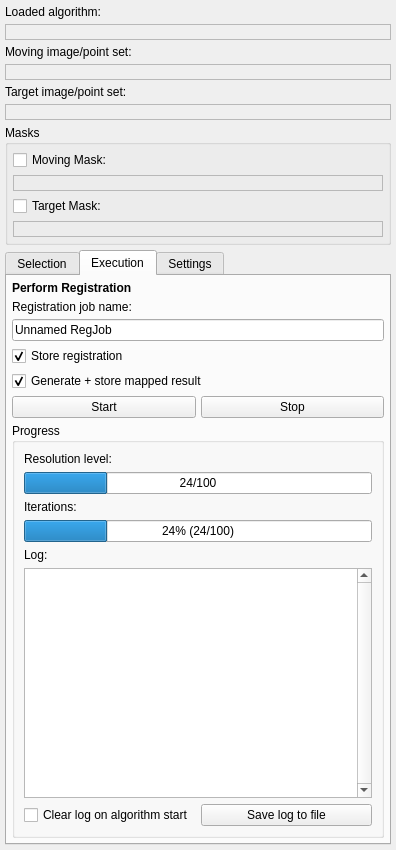
Qt form Plugins/org.mitk.gui.qt.matchpoint.algorithm.control/src/internal/QmitkMatchPointControls.ui (MITK/MITK) before a commit.
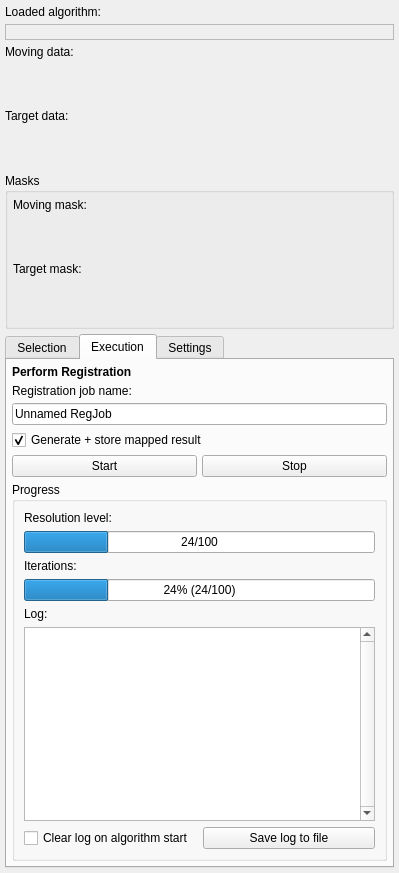
The same form after that commit. Custom widgets are drawn as their Qt base class.

```diff
--- a/Plugins/org.mitk.gui.qt.matchpoint.algorithm.control/src/internal/QmitkMatchPointControls.ui
+++ b/Plugins/org.mitk.gui.qt.matchpoint.algorithm.control/src/internal/QmitkMatchPointControls.ui
@@ -6,8 +6,8 @@
    <rect>
     <x>0</x>
     <y>0</y>
-    <width>396</width>
-    <height>850</height>
+    <width>399</width>
+    <height>864</height>
    </rect>
   </property>
   <layout class="QVBoxLayout" name="verticalLayout">
@@ -26,6 +26,12 @@
    </item>
    <item>
     <widget class="QLabel" name="m_lbLoadedAlgorithmName">
+     <property name="sizePolicy">
+      <sizepolicy hsizetype="Expanding" vsizetype="Preferred">
+       <horstretch>0</horstretch>
+       <verstretch>0</verstretch>
+      </sizepolicy>
+     </property>
      <property name="maximumSize">
       <size>
        <width>400</width>
@@ -92,132 +98,34 @@
    <item>
     <widget class="QLabel" name="label_5">
      <property name="text">
-      <string>Moving image/point set:</string>
+      <string>Moving data:</string>
      </property>
     </widget>
    </item>
    <item>
-    <widget class="QLabel" name="m_lbMovingName">
-     <property name="palette">
-      <palette>
-       <active>
-        <colorrole role="Text">
-         <brush brushstyle="SolidPattern">
-          <color alpha="255">
-           <red>0</red>
-           <green>170</green>
-           <blue>0</blue>
-          </color>
-         </brush>
-        </colorrole>
-       </active>
-       <inactive>
-        <colorrole role="Text">
-         <brush brushstyle="SolidPattern">
-          <color alpha="255">
-           <red>0</red>
-           <green>170</green>
-           <blue>0</blue>
-          </color>
-         </brush>
-        </colorrole>
-       </inactive>
-       <disabled>
-        <colorrole role="Text">
-         <brush brushstyle="SolidPattern">
-          <color alpha="255">
-           <red>159</red>
-           <green>158</green>
-           <blue>158</blue>
-          </color>
-         </brush>
-        </colorrole>
-       </disabled>
-      </palette>
-     </property>
-     <property name="font">
-      <font>
-       <weight>75</weight>
-       <bold>true</bold>
-      </font>
-     </property>
-     <property name="frameShape">
-      <enum>QFrame::StyledPanel</enum>
-     </property>
-     <property name="lineWidth">
-      <number>2</number>
-     </property>
-     <property name="midLineWidth">
-      <number>1</number>
-     </property>
-     <property name="text">
-      <string/>
+    <widget class="QmitkSingleNodeSelectionWidget" name="movingNodeSelector" native="true">
+     <property name="minimumSize">
+      <size>
+       <width>0</width>
+       <height>40</height>
+      </size>
      </property>
     </widget>
    </item>
    <item>
     <widget class="QLabel" name="label_6">
      <property name="text">
-      <string>Target image/point set:</string>
+      <string>Target data:</string>
      </property>
     </widget>
    </item>
    <item>
-    <widget class="QLabel" name="m_lbTargetName">
-     <property name="palette">
-      <palette>
-       <active>
-        <colorrole role="Text">
-         <brush brushstyle="SolidPattern">
-          <color alpha="255">
-           <red>0</red>
-           <green>170</green>
-           <blue>0</blue>
-          </color>
-         </brush>
-        </colorrole>
-       </active>
-       <inactive>
-        <colorrole role="Text">
-         <brush brushstyle="SolidPattern">
-          <color alpha="255">
-           <red>0</red>
-           <green>170</green>
-           <blue>0</blue>
-          </color>
-         </brush>
-        </colorrole>
-       </inactive>
-       <disabled>
-        <colorrole role="Text">
-         <brush brushstyle="SolidPattern">
-          <color alpha="255">
-           <red>159</red>
-           <green>158</green>
-           <blue>158</blue>
-          </color>
-         </brush>
-        </colorrole>
-       </disabled>
-      </palette>
-     </property>
-     <property name="font">
-      <font>
-       <weight>75</weight>
-       <bold>true</bold>
-      </font>
-     </property>
-     <property name="frameShape">
-      <enum>QFrame::StyledPanel</enum>
-     </property>
-     <property name="lineWidth">
-      <number>2</number>
-     </property>
-     <property name="midLineWidth">
-      <number>1</number>
-     </property>
-     <property name="text">
-      <string/>
+    <widget class="QmitkSingleNodeSelectionWidget" name="targetNodeSelector" native="true">
+     <property name="minimumSize">
+      <size>
+       <width>0</width>
+       <height>40</height>
+      </size>
      </property>
     </widget>
    </item>
@@ -226,6 +134,9 @@
      <property name="title">
       <string>Masks</string>
      </property>
+     <property name="checkable">
+      <bool>false</bool>
+     </property>
      <layout class="QVBoxLayout" name="verticalLayout_5">
       <property name="spacing">
        <number>5</number>
@@ -234,134 +145,36 @@
        <number>5</number>
       </property>
       <item>
-       <widget class="QCheckBox" name="checkMovingMask">
+       <widget class="QLabel" name="label">
         <property name="text">
-         <string>Moving Mask:</string>
+         <string>Moving mask:</string>
         </property>
        </widget>
       </item>
       <item>
-       <widget class="QLabel" name="m_lbMovingMaskName">
-        <property name="palette">
-         <palette>
-          <active>
-           <colorrole role="Text">
-            <brush brushstyle="SolidPattern">
-             <color alpha="255">
-              <red>0</red>
-              <green>170</green>
-              <blue>0</blue>
-             </color>
-            </brush>
-           </colorrole>
-          </active>
-          <inactive>
-           <colorrole role="Text">
-            <brush brushstyle="SolidPattern">
-             <color alpha="255">
-              <red>0</red>
-              <green>170</green>
-              <blue>0</blue>
-             </color>
-            </brush>
-           </colorrole>
-          </inactive>
-          <disabled>
-           <colorrole role="Text">
-            <brush brushstyle="SolidPattern">
-             <color alpha="255">
-              <red>159</red>
-              <green>158</green>
-              <blue>158</blue>
-             </color>
-            </brush>
-           </colorrole>
-          </disabled>
-         </palette>
+       <widget class="QmitkSingleNodeSelectionWidget" name="movingMaskNodeSelector" native="true">
+        <property name="minimumSize">
+         <size>
+          <width>0</width>
+          <height>40</height>
+         </size>
         </property>
-        <property name="font">
-         <font>
-          <weight>75</weight>
-          <bold>true</bold>
-         </font>
-        </property>
-        <property name="frameShape">
-         <enum>QFrame::StyledPanel</enum>
-        </property>
-        <property name="lineWidth">
-         <number>2</number>
-        </property>
-        <property name="midLineWidth">
-         <number>1</number>
-        </property>
-        <property name="text">
-         <string/>
-        </property>
        </widget>
       </item>
       <item>
-       <widget class="QCheckBox" name="checkTargetMask">
+       <widget class="QLabel" name="label_2">
         <property name="text">
-         <string>Target Mask:</string>
+         <string>Target mask:</string>
         </property>
        </widget>
       </item>
       <item>
-       <widget class="QLabel" name="m_lbTargetMaskName">
-        <property name="palette">
-         <palette>
-          <active>
-           <colorrole role="Text">
-            <brush brushstyle="SolidPattern">
-             <color alpha="255">
-              <red>0</red>
-              <green>170</green>
-              <blue>0</blue>
-             </color>
-            </brush>
-           </colorrole>
-          </active>
-          <inactive>
-           <colorrole role="Text">
-            <brush brushstyle="SolidPattern">
-             <color alpha="255">
-              <red>0</red>
-              <green>170</green>
-              <blue>0</blue>
-             </color>
-            </brush>
-           </colorrole>
-          </inactive>
-          <disabled>
-           <colorrole role="Text">
-            <brush brushstyle="SolidPattern">
-             <color alpha="255">
-              <red>159</red>
-              <green>158</green>
-              <blue>158</blue>
-             </color>
-            </brush>
-           </colorrole>
-          </disabled>
-         </palette>
-        </property>
-        <property name="font">
-         <font>
-          <weight>75</weight>
-          <bold>true</bold>
-         </font>
-        </property>
-        <property name="frameShape">
-         <enum>QFrame::StyledPanel</enum>
-        </property>
-        <property name="lineWidth">
-         <number>2</number>
-        </property>
-        <property name="midLineWidth">
-         <number>1</number>
-        </property>
-        <property name="text">
-         <string/>
+       <widget class="QmitkSingleNodeSelectionWidget" name="targetMaskNodeSelector" native="true">
+        <property name="minimumSize">
+         <size>
+          <width>0</width>
+          <height>40</height>
+         </size>
         </property>
        </widget>
       </item>
@@ -525,16 +338,6 @@
          </property>
         </widget>
        </item>
-       <item>
-        <widget class="QCheckBox" name="m_checkStoreReg">
-         <property name="text">
-          <string>Store registration</string>
-         </property>
-         <property name="checked">
-          <bool>true</bool>
-         </property>
-        </widget>
-       </item>
        <item>
         <widget class="QCheckBox" name="m_checkMapEntity">
          <property name="text">
@@ -738,6 +541,12 @@
    <extends>QWidget</extends>
    <header>QmitkAlgorithmSettingsConfig.h</header>
   </customwidget>
+  <customwidget>
+   <class>QmitkSingleNodeSelectionWidget</class>
+   <extends>QWidget</extends>
+   <header location="global">QmitkSingleNodeSelectionWidget.h</header>
+   <container>1</container>
+  </customwidget>
  </customwidgets>
  <resources/>
  <connections/>
```
Left out of the diff: 55 changed lines with no effect on the pictures.
